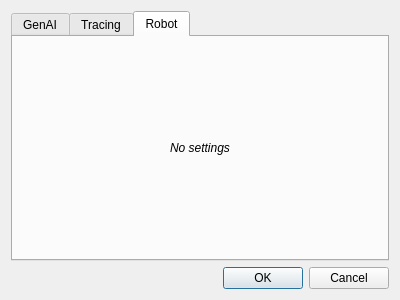
Toys-R-Us-Rex/Duckify, file ui/settings.ui: the form before one commit.
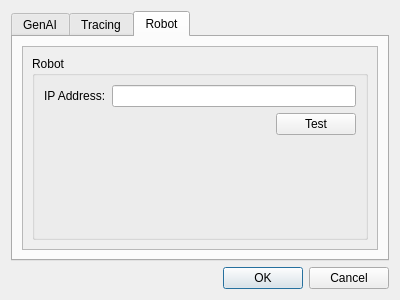
The form after the commit. The open tabs and pages were chosen to show the change.

Commit message: feat(ui): add ui elements for robot

The edit to the form file:
```diff
--- a/ui/settings.ui
+++ b/ui/settings.ui
@@ -208,23 +208,80 @@
       <attribute name="title">
        <string>Robot</string>
       </attribute>
-      <layout class="QGridLayout" name="gridLayout">
-       <item row="0" column="0">
-        <widget class="QLabel" name="label_4">
-         <property name="font">
-          <font>
-           <italic>true</italic>
-          </font>
+      <layout class="QVBoxLayout" name="verticalLayout_7">
+       <item>
+        <widget class="QScrollArea" name="scrollArea_3">
+         <property name="widgetResizable">
+          <bool>true</bool>
          </property>
-         <property name="text">
-          <string>No settings</string>
-         </property>
-         <property name="textFormat">
-          <enum>Qt::PlainText</enum>
-         </property>
-         <property name="alignment">
-          <set>Qt::AlignCenter</set>
-         </property>
+         <widget class="QWidget" name="scrollAreaWidgetContents_3">
+          <property name="geometry">
+           <rect>
+            <x>0</x>
+            <y>0</y>
+            <width>358</width>
+            <height>200</height>
+           </rect>
+          </property>
+          <layout class="QVBoxLayout" name="verticalLayout_8">
+           <item>
+            <widget class="QGroupBox" name="groupBox_3">
+             <property name="title">
+              <string>Robot</string>
+             </property>
+             <layout class="QFormLayout" name="formLayout_2">
+              <item row="0" column="0">
+               <widget class="QLabel" name="label_3">
+                <property name="text">
+                 <string>IP Address:</string>
+                </property>
+               </widget>
+              </item>
+              <item row="0" column="1">
+               <widget class="QLineEdit" name="robotIP"/>
+              </item>
+              <item row="1" column="1">
+               <layout class="QHBoxLayout" name="horizontalLayout_3">
+                <item>
+                 <spacer name="horizontalSpacer_3">
+                  <property name="orientation">
+                   <enum>Qt::Horizontal</enum>
+                  </property>
+                  <property name="sizeHint" stdset="0">
+                   <size>
+                    <width>40</width>
+                    <height>20</height>
+                   </size>
+                  </property>
+                 </spacer>
+                </item>
+                <item>
+                 <widget class="QPushButton" name="robotTest">
+                  <property name="text">
+                   <string>Test</string>
+                  </property>
+                 </widget>
+                </item>
+               </layout>
+              </item>
+              <item row="2" column="1">
+               <spacer name="verticalSpacer_2">
+                <property name="orientation">
+                 <enum>Qt::Vertical</enum>
+                </property>
+                <property name="sizeHint" stdset="0">
+                 <size>
+                  <width>20</width>
+                  <height>40</height>
+                 </size>
+                </property>
+               </spacer>
+              </item>
+             </layout>
+            </widget>
+           </item>
+          </layout>
+         </widget>
         </widget>
        </item>
       </layout>
```
The commit also changes 6 other files.
